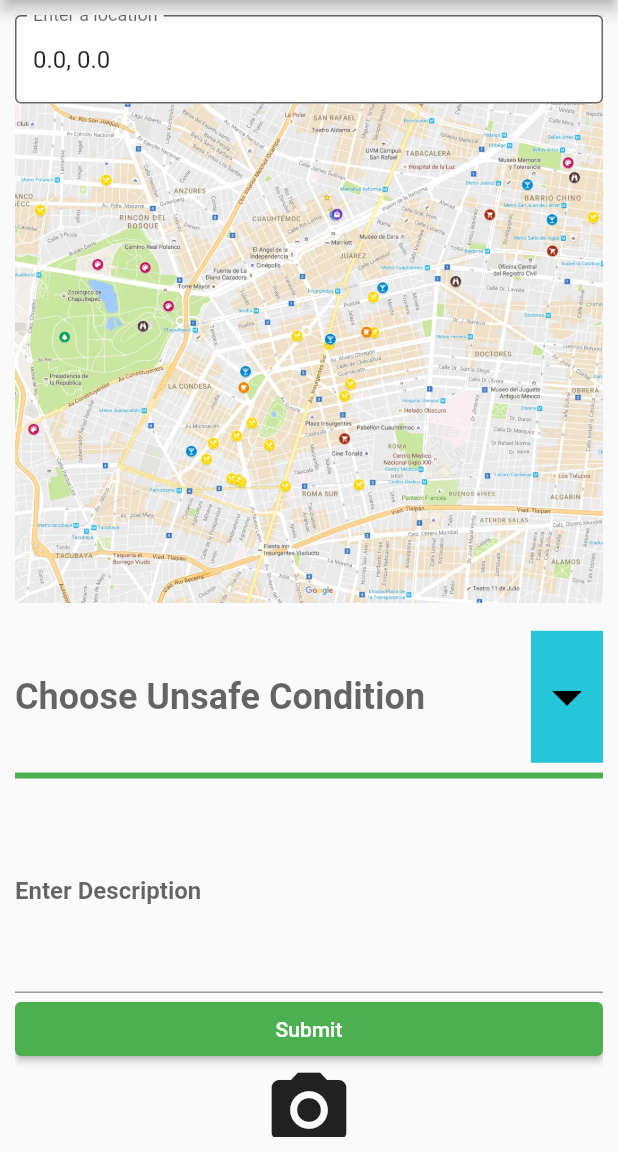
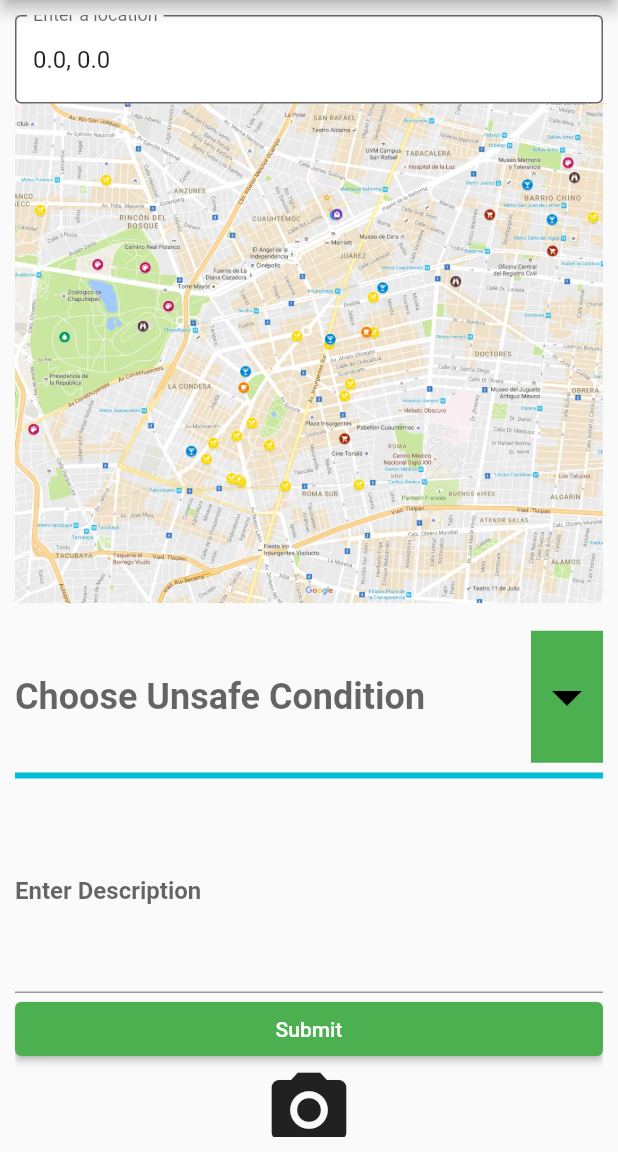
Before and after one commit to ShroudofDark/ClearAvenues-FrontEnd, a Flutter app: the ReportScreen screen opened by its route, on a phone screen of 412 x 824 dp, the part 84-1236 px from its top. Run offline on Flutter 3.47's test engine with Material 2 defaults, Android fonts, the phone set to English and light mode, and no system bars; our stand-ins replace flutter_riverpod, go_router, google_maps_flutter.

Commit message:
Minor Report Screen Design Update + Icons Did a few minor changes regarding the report screen with how the design looked. Added in more icons and hooked them up to code. Still missing an icon for at least flooding and vehicular related.

```diff
--- a/lib/screens/report_screen.dart
+++ b/lib/screens/report_screen.dart
@@ -22,24 +22,22 @@ class _ReportScreenState extends State<ReportScreen> {
 
   //Allows for Images and Other Customization
   List<UnsafeCondition> conditions = [
-    UnsafeCondition(
-        "Debris", "debris", Image.asset("assets/TrafficCone64.png")),
-    UnsafeCondition(
-        "Flooding", "flooding", Image.asset("assets/TrafficCone64.png")),
+    UnsafeCondition("Debris", "debris",
+        Image.asset("assets/images/Debris64.png")),
+    UnsafeCondition("Flooding", "flooding",
+        Image.asset("assets/images/TrafficCone64.png")),
     UnsafeCondition("Missing Sign", "missing_signage",
-        Image.asset("assets/MissingSign64.png")),
-    UnsafeCondition(
-        "Pothole", "pothole", Image.asset("assets/TrafficCone64.png")),
+        Image.asset("assets/images/MissingSign64.png")),
+    UnsafeCondition("Pothole", "pothole",
+        Image.asset("assets/images/Pothole64.png")),
     UnsafeCondition("Obstructed Sign", "obstructed_sign",
-        Image.asset("assets/TrafficCone64.png")),
+        Image.asset("assets/images/ObstructedSign64.png")),
     UnsafeCondition("Vehicular Related", "vehicle_accident",
-        Image.asset("assets/TrafficCone64.png")),
-    UnsafeCondition("Other", "other", Image.asset("assets/TrafficCone64.png")),
+        Image.asset("assets/images/TrafficCone64.png")),
+    UnsafeCondition("Other", "other",
+        Image.asset("assets/images/TrafficCone64.png")),
   ];
 
-  // If you initialize this as UnsafeCondition, you need to mark it as late.
-  // If you do that and someone opens the report page it will throw an error page at you.
-  // Keeping it as var seems to be the cleanest method so far.
   UnsafeCondition? selectedCondition;
 
   final TextEditingController _controller = TextEditingController();
@@ -89,7 +87,7 @@ class _ReportScreenState extends State<ReportScreen> {
               borderRadius: BorderRadius.circular(10),
               //Wrapped in Container to allow for background coloring
               icon: Container(
-                color: Colors.cyan[400],
+                color: Colors.green[500],
                 //The padding size is different here, but matches up size wise with the item
                 padding: const EdgeInsets.symmetric(vertical: 20),
                 child: const Icon(
@@ -98,7 +96,7 @@ class _ReportScreenState extends State<ReportScreen> {
                 ),
               ),
               elevation: 16,
-              focusColor: Colors.green,
+              focusColor: Colors.cyan,
               style: const TextStyle(
                 color: Colors.black,
                 fontSize: 24,
@@ -106,7 +104,7 @@ class _ReportScreenState extends State<ReportScreen> {
               ),
               underline: Container(
                 height: 4,
-                color: Colors.green,
+                color: Colors.cyan,
               ),
 
               //Value Info
@@ -123,7 +121,7 @@ class _ReportScreenState extends State<ReportScreen> {
                   child: Container(
                     //Highlights already selected value
                     color: selectedCondition == condition
-                        ? Colors.cyan[200]
+                        ? Colors.green[400]
                         : null,
                     padding: const EdgeInsets.symmetric(vertical: 12),
                     child: Row(
@@ -134,7 +132,7 @@ class _ReportScreenState extends State<ReportScreen> {
                         ),
                         condition.img,
                         const SizedBox(
-                          width: 50,
+                          width: 30,
                         ),
                         Text(
                           condition.displayName,
```
Also changed, not shown: assets/MissingSign64.png (deleted), assets/TrafficCone128.png (deleted), assets/TrafficCone64.png (deleted), assets/images/Debris64.png (added), assets/images/MissingSign64.png (added), assets/images/ObstructedSign64.png (added), assets/images/Pothole64.png (added), assets/images/TrafficCone64.png (added).
